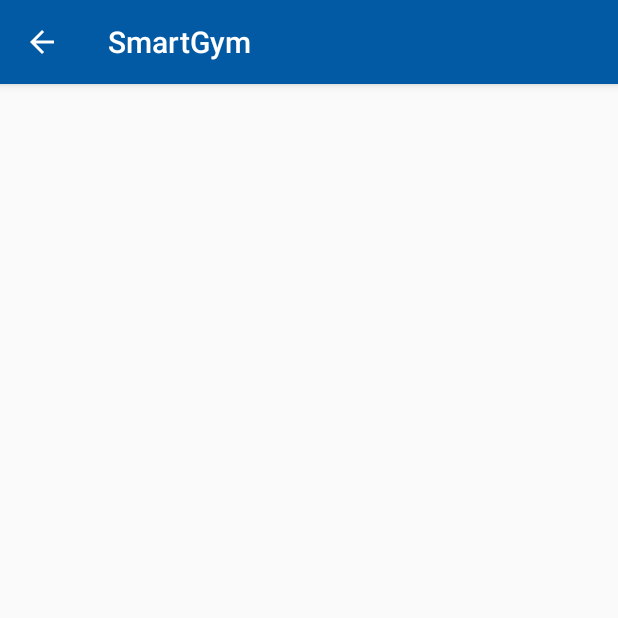
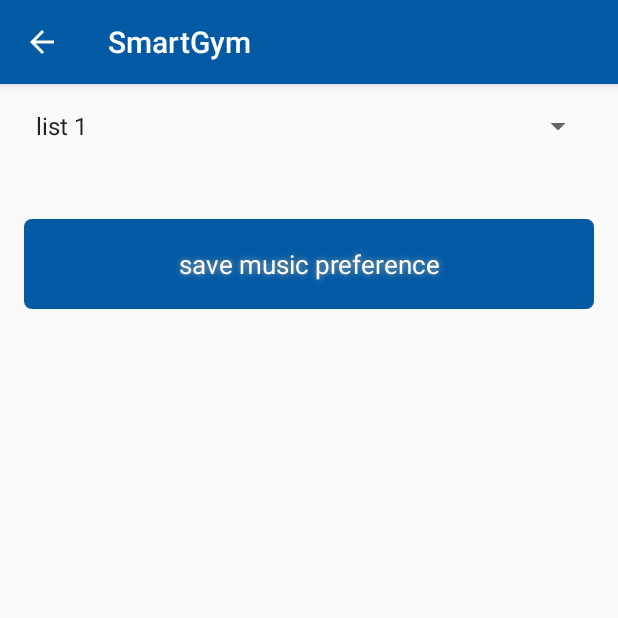
Before and after one commit to NerdsWitAttitudes/Smart-Gym-Android, an Android app: the MusicPreferenceItem screen opened directly, with no data from a screen before it, on a phone screen of 412 x 824 dp, the top half of it. Run offline under Robolectric (Android 15) with nearby library versions, the phone set to English and light mode, and no system bars.

Commit message:
you can add music prefs

```diff
--- a/app/src/main/java/com/nwa/smartgym/activities/MusicPreferenceItem.java
+++ b/app/src/main/java/com/nwa/smartgym/activities/MusicPreferenceItem.java
@@ -2,7 +2,9 @@ package com.nwa.smartgym.activities;
 
 import android.os.Bundle;
 import android.support.v7.app.AppCompatActivity;
+import android.view.View;
 import android.widget.ArrayAdapter;
+import android.widget.Button;
 import android.widget.EditText;
 import android.widget.Spinner;
 
@@ -12,7 +14,9 @@ import com.nwa.smartgym.api.ServiceGenerator;
 import com.nwa.smartgym.api.SportScheduleAPI;
 import com.nwa.smartgym.api.interfaces.MusicPreferenceAPIInterface;
 import com.nwa.smartgym.lib.SecretsHelper;
+import com.nwa.smartgym.lib.adapters.MusicPreferenceAdapter;
 import com.nwa.smartgym.models.*;
+import com.nwa.smartgym.models.MusicPreference;
 
 import java.util.ArrayList;
 import java.util.List;
@@ -21,26 +25,42 @@ import java.util.List;
  * Created by rikvanderwerf on 11-6-16.
  */
 public class MusicPreferenceItem extends AppCompatActivity {
-//    private com.nwa.smartgym.models.MusicPreference musicPreference;
-//    private SecretsHelper secretsHelper;
-//    private Spinner spGenres;
-//
-//    private MusicPreferenceAPIInterface musicPreferenceService;
-//
-//    @Override
-//    protected void onCreate(Bundle savedInstanceState) {
-//        super.onCreate(savedInstanceState);
+    private com.nwa.smartgym.models.MusicPreference musicPreference;
+    private SecretsHelper secretsHelper;
+    private Spinner spGenres;
+    private MusicPreferenceAPIInterface musicPreferenceService;
 
-//        setContentView(R.layout.activity_music_preference_item);
-//        spGenres = (Spinner) findViewById(R.id.spGenres);
-//        List<String> list = new ArrayList<String>();
-//        list.add("list 1");
-//        list.add("list 2");
-//        list.add("list 3");
-//        ArrayAdapter<String> dataAdapter = new ArrayAdapter<String>(this,
-//                android.R.layout.simple_spinner_item, list);
-//        dataAdapter.setDropDownViewResource(android.R.layout.simple_spinner_dropdown_item);
-//        spGenres.setAdapter(dataAdapter);
+    @Override
+    protected void onCreate(Bundle savedInstanceState) {
+        super.onCreate(savedInstanceState);
 
-//    }
+        musicPreference = (MusicPreference) getIntent().getSerializableExtra("MusicPreference");
+        setContentView(R.layout.activity_music_preference_item);
+        spGenres = (Spinner) findViewById(R.id.spGenres);
+        List<String> list = new ArrayList<String>();
+        list.add("list 1");
+        list.add("list 2");
+        list.add("list 3");
+        ArrayAdapter<String> dataAdapter = new ArrayAdapter<String>(this,
+                android.R.layout.simple_spinner_item, list);
+        dataAdapter.setDropDownViewResource(android.R.layout.simple_spinner_dropdown_item);
+        spGenres.setAdapter(dataAdapter);
+        MusicPreferenceAdapter musicPreferenceAdapter = new MusicPreferenceAdapter(this);
+        musicPreferenceService = new MusicPreferenceAPIInterface(this, musicPreferenceAdapter);
+
+        Button save = (Button) findViewById(R.id.btn_save_music_preference);
+        if (save != null) {
+            save.setOnClickListener(new View.OnClickListener() {
+                @Override
+                public void onClick(View v) {
+                    System.out.println("saving");
+                    musicPreferenceService.post(new MusicPreference(
+                            spGenres.getSelectedItem().toString()
+                    ));
+                }
+            });
+        }
+    }
+
+
 }
--- a/app/src/main/res/layout/activity_music_preference_item.xml
+++ b/app/src/main/res/layout/activity_music_preference_item.xml
@@ -18,7 +18,7 @@
         tools:context="com.nwa.smartgym.activities.MusicPreferenceItem">
 
         <Spinner
-            android:layout_width="wrap_content"
+            android:layout_width="match_parent"
             android:layout_height="wrap_content"
             android:id="@+id/spGenres"
             android:layout_alignParentStart="true" />
```
Also changed, not shown: app/src/main/java/com/nwa/smartgym/api/interfaces/MusicPreferenceAPIInterface.java (+0 -17 lines).
